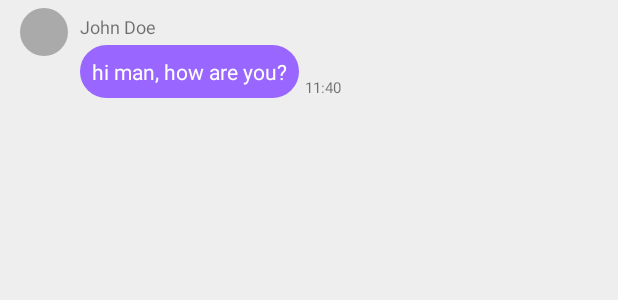
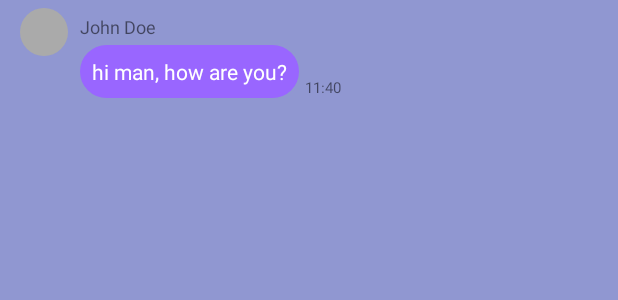
Before and after one commit to MeerIsBeter/BotApp, an Android app: the layout item_message_received.xml on its own in the app's theme, with its tools: preview values and no code run, on a phone screen of 412 x 824 dp. Shown: the top 300 px of the screen. Run offline under Robolectric (Android 15) with nearby library versions, the phone set to English and light mode, and no system bars.

Commit message:
added logo, new primary- and background colors and cleaned up some resource files

```diff
--- a/app/src/main/res/layout/item_message_received.xml
+++ b/app/src/main/res/layout/item_message_received.xml
@@ -12,11 +12,12 @@
         android:background="@drawable/circle"
         app:layout_constraintTop_toTopOf="parent"
         android:layout_marginLeft="8dp"
-        app:layout_constraintLeft_toLeftOf="parent" />
+        app:layout_constraintLeft_toLeftOf="parent"
+        android:layout_marginStart="8dp" />
 
     <TextView
         android:id="@+id/text_message_name"
-        android:text="John Doe"
+        android:text="@string/received_sample_name"
         android:layout_width="wrap_content"
         android:layout_height="wrap_content"
         android:maxWidth="280dp"
@@ -24,11 +25,12 @@
         app:layout_constraintLeft_toRightOf="@+id/image_message_profile"
         android:layout_marginLeft="8dp"
         app:layout_constraintTop_toTopOf="parent"
-        android:layout_marginTop="4dp" />
+        android:layout_marginTop="4dp"
+        android:layout_marginStart="8dp" />
 
     <TextView
         android:id="@+id/text_message_body"
-        android:text="hi man, how are you?"
+        android:text="@string/received_sample_text"
         android:background="@drawable/rounded_rectangle_purple"
         android:layout_width="wrap_content"
         android:layout_height="wrap_content"
@@ -38,16 +40,18 @@
         android:layout_marginTop="4dp"
         app:layout_constraintTop_toBottomOf="@+id/text_message_name"
         app:layout_constraintLeft_toRightOf="@+id/image_message_profile"
-        android:layout_marginLeft="8dp" />
+        android:layout_marginLeft="8dp"
+        android:layout_marginStart="8dp" />
 
     <TextView
         android:id="@+id/text_message_time"
-        android:text="11:40"
+        android:text="@string/received_sample_time"
         android:layout_width="wrap_content"
         android:layout_height="wrap_content"
         android:textSize="10sp"
         app:layout_constraintLeft_toRightOf="@+id/text_message_body"
         android:layout_marginLeft="4dp"
-        app:layout_constraintBottom_toBottomOf="@+id/text_message_body" />
+        app:layout_constraintBottom_toBottomOf="@+id/text_message_body"
+        android:layout_marginStart="4dp" />
 
 </androidx.constraintlayout.widget.ConstraintLayout>
--- a/app/src/main/res/values/colors.xml
+++ b/app/src/main/res/values/colors.xml
@@ -1,8 +1,8 @@
 <?xml version="1.0" encoding="utf-8"?>
 <resources>
-    <color name="colorPrimary">#333333</color>
+    <color name="colorPrimary">#8087C0</color>
     <color name="colorPrimaryDark">#222222</color>
     <color name="colorAccent">#D81B60</color>
-    <color name="windowBackground">#EEEEEE</color>
+    <color name="windowBackground">#9097D1</color>
     <color name="navigationBarColor">#000000</color>
 </resources>
--- a/app/src/main/res/values/strings.xml
+++ b/app/src/main/res/values/strings.xml
@@ -1,3 +1,12 @@
 <resources>
-    <string name="app_name">Chatbot</string>
+    <string name="app_name">ChitChat</string>
+    <string name="bot_button">To Bot</string>
+    <string name="help_button">Help</string>
+    <string name="chat_input_hint">Enter message</string>
+    <string name="send_button">SEND</string>
+    <string name="received_sample_time">11:40</string>
+    <string name="received_sample_text">hi man, how are you?</string>
+    <string name="received_sample_name">John Doe</string>
+    <string name="sent_sample_time">11:40</string>
+    <string name="sent_sample_text">hello, hello!</string>
 </resources>
```
Also changed, not shown: app/src/main/res/layout/activity_main.xml (+21 -7 lines), app/src/main/res/layout/activity_message_list.xml (+7 -5 lines), app/src/main/res/layout/item_message_sent.xml (+6 -4 lines), app/src/main/res/drawable/logo_chitchat.png (added).
